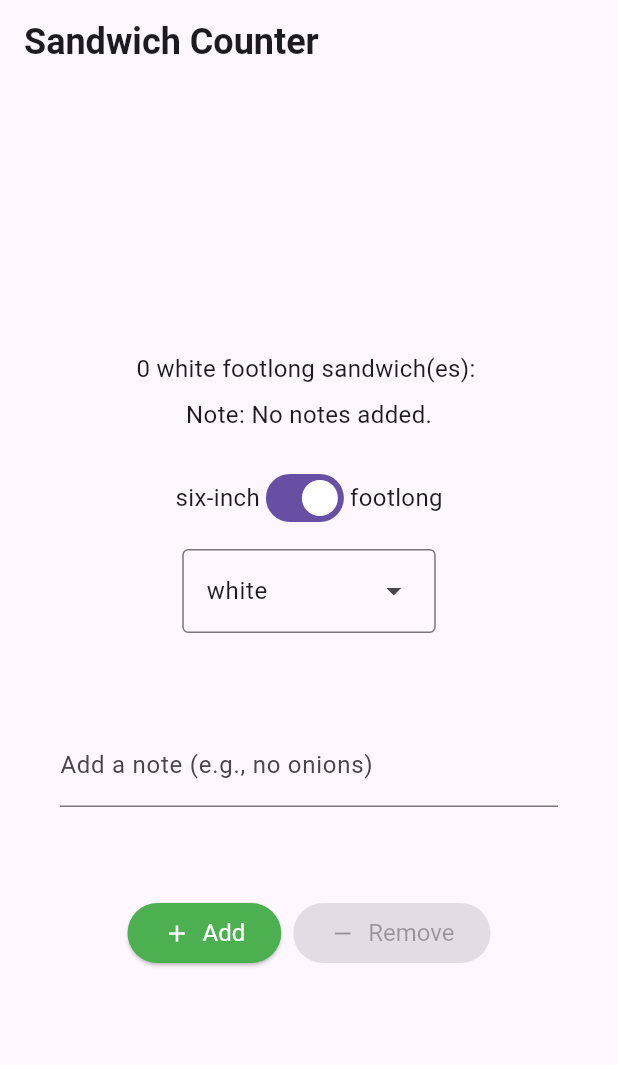
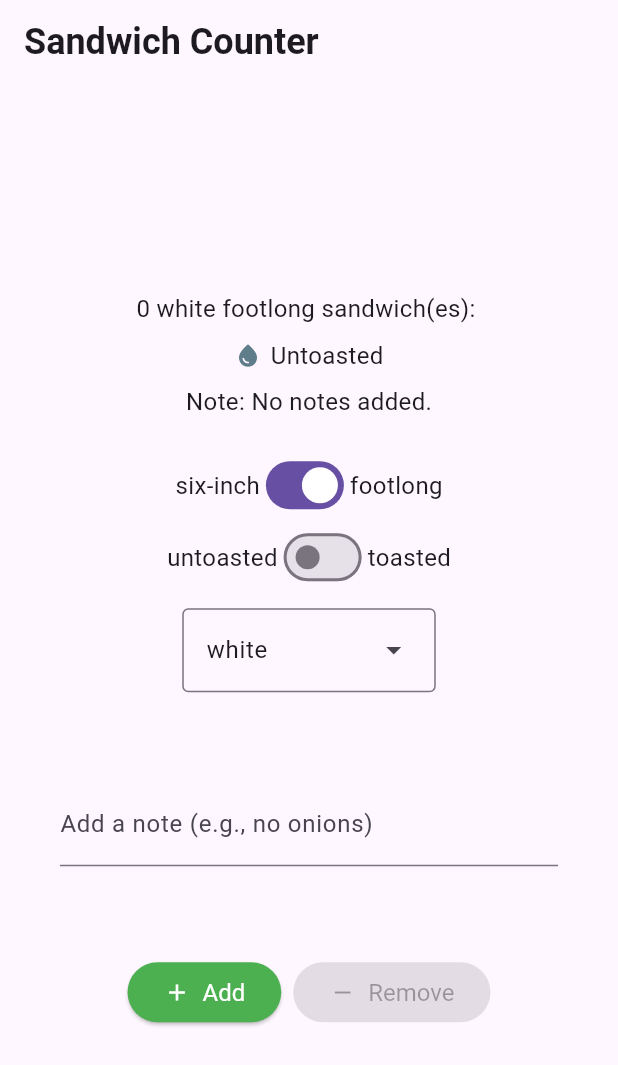
Before and after one commit to anirejlova/sandwitch_shop, a Flutter app: the screen it shows after launch, on a phone screen of 412 x 824 dp. Shown: the top 1065 px of the screen. Run offline on Flutter 3.47's test engine with Material 3 defaults, Android fonts, the phone set to English and light mode, and no system bars.

Commit message:
test for sandwich size, add toasted and untoasted version and test for it

```diff
--- a/lib/main.dart
+++ b/lib/main.dart
@@ -36,6 +36,7 @@ class _OrderScreenState extends State<OrderScreen> {
   final TextEditingController _notesController = TextEditingController();
   bool _isFootlong = true;
   BreadType _selectedBreadType = BreadType.white;
+  bool _isToasted = false;
 
   @override
   void initState() {
@@ -118,6 +119,7 @@ class _OrderScreenState extends State<OrderScreen> {
               itemType: sandwichType,
               breadType: _selectedBreadType,
               orderNote: noteForDisplay,
+              isToasted: _isToasted,
             ),
             const SizedBox(height: 20),
             Row(
@@ -125,10 +127,25 @@ class _OrderScreenState extends State<OrderScreen> {
               children: [
                 const Text('six-inch', style: normalText),
                 Switch(
+                  key: const Key("length_switch"),
                   value: _isFootlong,
                   onChanged: _onSandwichTypeChanged,
                 ),
                 const Text('footlong', style: normalText),
+              ],
+            ),
+            Row(
+              mainAxisAlignment: MainAxisAlignment.center,
+              children: [
+                const Text('untoasted', style: normalText),
+                Switch(
+                  key: const Key("toasted_switch"),
+                  value: _isToasted,
+                  onChanged: (value) {
+                    setState(() => _isToasted = value);
+                  },
+                ),
+                const Text('toasted', style: normalText),
               ],
             ),
             const SizedBox(height: 10),
@@ -215,6 +232,7 @@ class OrderItemDisplay extends StatelessWidget {
   final int quantity;
   final String itemType;
   final BreadType breadType;
+  final bool isToasted;
   final String orderNote;
 
   const OrderItemDisplay({
@@ -222,19 +240,44 @@ class OrderItemDisplay extends StatelessWidget {
     required this.quantity,
     required this.itemType,
     required this.breadType,
+    required this.isToasted,
     required this.orderNote,
   });
 
   @override
   Widget build(BuildContext context) {
+    // Build a display text for sandwiches; add a little flavor when toasted.
+    String sandwichEmoji = '🥪';
+    if (isToasted) {
+      // show a 'toasted' emoji combo when toasted
+      sandwichEmoji = '🔥🥪';
+    }
+
     String displayText =
-        '$quantity ${breadType.name} $itemType sandwich(es): ${'🥪' * quantity}';
+        '$quantity ${breadType.name} $itemType sandwich(es): ${sandwichEmoji * quantity}';
 
     return Column(
       children: [
         Text(
           displayText,
           style: normalText,
+        ),
+        const SizedBox(height: 8),
+        // toasted indicator row
+        Row(
+          mainAxisAlignment: MainAxisAlignment.center,
+          children: [
+            Icon(
+              isToasted ? Icons.whatshot : Icons.water_drop,
+              color: isToasted ? Colors.orange : Colors.blueGrey,
+              size: 18,
+            ),
+            const SizedBox(width: 6),
+            Text(
+              isToasted ? 'Toasted' : 'Untoasted',
+              style: normalText,
+            ),
+          ],
         ),
         const SizedBox(height: 8),
         Text(
```
Also changed, not shown: 1 other file.
